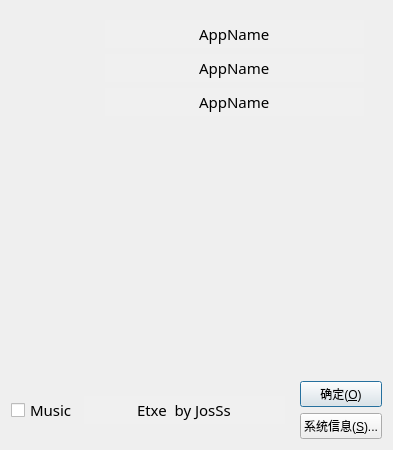
The window that SmartScreenSnapper/aboutdialog.ui (SkyD666/SmartScreenSnapper) describes before a commit, drawn with Qt 5.
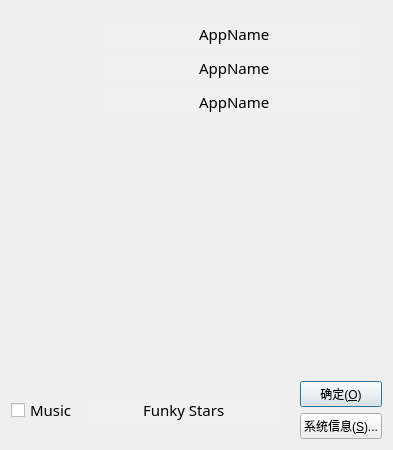
The same window after the commit.

```diff
--- a/SmartScreenSnapper/aboutdialog.ui
+++ b/SmartScreenSnapper/aboutdialog.ui
@@ -395,7 +395,7 @@
             </font>
            </property>
            <property name="text">
-            <string>Etxe  by JosSs</string>
+            <string>Funky Stars</string>
            </property>
            <property name="frame">
             <bool>false</bool>
```
